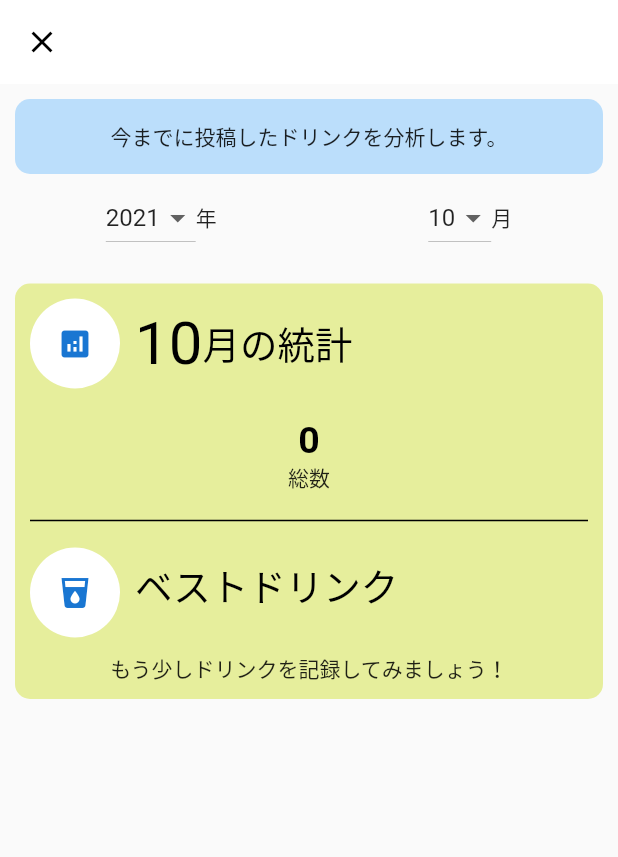
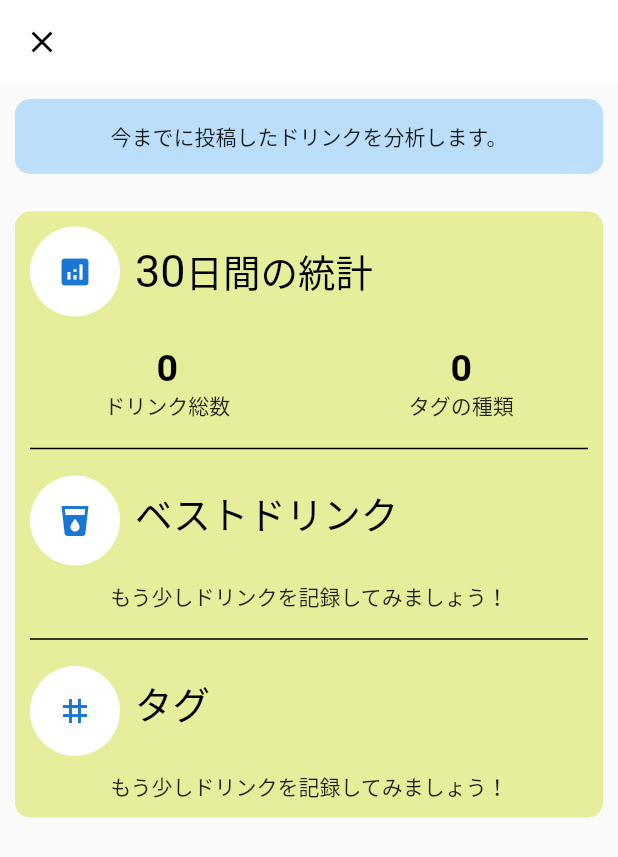
Before and after one commit to y0303noki/DrinkMemo, a Flutter app: the screen it shows after launch, after a tap on the "analytics" icon, on a phone screen of 412 x 824 dp. Shown: the top 857 px of the screen. Run offline on Flutter 3.47's test engine with Material 2 defaults, Android fonts, the phone set to English and light mode, and no system bars; drawn by our look-alikes of flutter_easyloading; our stand-ins replace cloud_firestore, firebase_auth, firebase_core, firebase_storage, flutter_typeahead, image_picker; accounts and stored records are empty; network calls fail.

Commit message:
アナリティクス画面修正

```diff
--- a/lib/const/common_style.dart
+++ b/lib/const/common_style.dart
@@ -3,4 +3,5 @@ import 'package:flutter/material.dart';
 class CommonStyle {
   static final HOME_CAFE_COLOR = (Colors.red[200])!;
   static final SHOP_CAFE_COLOR = (Colors.lightGreen[200])!;
+  static final TAG_COLOR = (Colors.purple[100])!;
 }
--- a/lib/database/coffee_firebase.dart
+++ b/lib/database/coffee_firebase.dart
@@ -406,6 +406,60 @@ class CoffeeFirebase {
     }
   }
 
+  Future<List<CoffeeModel>> fetchCoffeeDatas30Days() async {
+    // ユーザーID
+    DateTime now = DateTime.now();
+    DateTime before30Days = now.add(
+      const Duration(days: -30),
+    );
+    String userId = 'debugUserId_${now.toUtc()}';
+    final UserProvider _userProvider = UserProvider();
+    if (_userProvider.user != null && _userProvider.user!.uid != '') {
+      userId = _userProvider.user!.uid;
+    } else {
+      print('userId取得失敗');
+    }
+    try {
+      final QuerySnapshot snapshots = await _firestore
+          .collection(coffeeCards)
+          .where('userId', isEqualTo: userId)
+          .where(
+            'coffeeAt',
+            isLessThanOrEqualTo: DateTime(now.year, now.month, now.day),
+            isGreaterThanOrEqualTo: DateTime(
+                before30Days.year, before30Days.month, before30Days.day),
+          )
+          // .orderBy('updatedAt', descending: true)
+          .limit(50)
+          .get();
+
+      final coffeeAllDatas = snapshots.docs
+          .map(
+            (doc) => CoffeeModel(
+              id: doc.data()['id'] ?? '',
+              name: doc.data()['name'] ?? '',
+              favorite: doc.data()['favorite'] ?? false,
+              cafeType: doc.data()['cafeType'] ?? 0,
+              shopName: doc.data()['shopName'] ?? '',
+              brandName: doc.data()['brandName'] ?? '',
+              isIce: doc.data()['isIce'] ?? false,
+              countDrink: doc.data()['countDrink'] ?? 1,
+              tagId: doc.data()['tagId'] ?? '',
+              memo: doc.data()['memo'] ?? '',
+              imageId: doc.data()['imageId'] ?? '',
+              coffeeAt: doc.data()['coffeeAt'].toDate(),
+              createdAt: doc.data()['createdAt'].toDate(),
+              updatedAt: doc.data()['updatedAt'].toDate(),
+            ),
+          )
+          .toList();
+      return coffeeAllDatas;
+    } catch (e) {
+      print(e);
+      return [];
+    }
+  }
+
   // お気に入りを変更
   Future<void> updateFavorite(String docId, bool isFavorite) async {
     // ドキュメント更新
--- a/lib/database/drink_tag_firebase.dart
+++ b/lib/database/drink_tag_firebase.dart
@@ -98,6 +98,50 @@ class DrinkTagFirebase {
     return coffeeImageAllDatas;
   }
 
+  // 複数のtagIdで取得
+  Future<List<DrinkTagModel>> fetchDrinkTagDatasByTagIdList(
+      List<String> tagIdList) async {
+    if (tagIdList.isEmpty) {
+      return [];
+    }
+    DateTime now = DateTime.now();
+    // ユーザーID
+    String userId = 'debugUserId_${now.toUtc()}';
+    final UserProvider _userProvider = UserProvider();
+    if (_userProvider.user != null && _userProvider.user!.uid != '') {
+      userId = _userProvider.user!.uid;
+    } else {
+      print('userId取得失敗');
+    }
+
+    final QuerySnapshot snapshots = await _firestore
+        .collection(drinkTags)
+        .where('tagId', whereIn: tagIdList)
+        .where('userId', isEqualTo: userId)
+        .orderBy('updatedAt', descending: true)
+        .limit(50)
+        .get();
+
+    if (snapshots.docs.isNotEmpty) {
+      print(snapshots.docs.first.id);
+    }
+
+    final coffeeImageAllDatas = snapshots.docs
+        .map(
+          (doc) => DrinkTagModel(
+            id: doc.data()['id'] ?? '',
+            userId: doc.data()['userId'] ?? '',
+            tagId: doc.data()['tagId'] ?? '',
+            tagName: doc.data()['tagName'] ?? '',
+            isDeleted: doc.data()['isDeleted'] ?? false,
+            createdAt: doc.data()['createdAt'].toDate(),
+            updatedAt: doc.data()['updatedAt'].toDate(),
+          ),
+        )
+        .toList();
+    return coffeeImageAllDatas;
+  }
+
   Future<List<DrinkTagModel>> fetchDrinkTagDatasByTagName(
       String tagName) async {
     DateTime now = DateTime.now();
--- a/lib/pages/analyticsPage/analytics_page.dart
+++ b/lib/pages/analyticsPage/analytics_page.dart
@@ -1,3 +1,4 @@
+import 'package:coffee_project2/const/common_style.dart';
 import 'package:coffee_project2/pages/settingPage/developer_page.dart';
 import 'package:coffee_project2/providers/analytics/analytics_provider.dart';
 import 'package:coffee_project2/providers/bottom_navigation/bottom_navigation_provider.dart';
@@ -8,31 +9,12 @@ import 'package:provider/provider.dart';
 import 'package:flutter/material.dart';
 
 class AnalyticsPage extends StatelessWidget {
-  List<String> _yearList = [];
-  List<String> _monthList = [];
-
-  init() {
-    print('init');
-    DateTime now = DateTime.now();
-    int year = now.year;
-    for (int index = 0; index < 2; index++) {
-      int temp = year - index;
-      _yearList.add(temp.toString());
-    }
-
-    int month = now.month;
-    for (int index = 1; index <= 12; index++) {
-      _monthList.add(index.toString());
-    }
-  }
-
   @override
   Widget build(BuildContext context) {
     final AnalyticsProvider analyticsDatas =
         Provider.of<AnalyticsProvider>(context, listen: false);
     final Size size = MediaQuery.of(context).size;
 
-    init();
     analyticsDatas.init(null);
 
     // 各項目
@@ -62,7 +44,7 @@ class AnalyticsPage extends StatelessWidget {
     Widget _topCoffeeItem(AnalyticsProvider model) {
       if (model.topCoffeeName != '' && model.topCoffeeCount > 0) {
         String description =
-            '${model.selectedMonth.toString()}月は${model.topCoffeeName}を${model.topCoffeeCount}杯飲みました';
+            '最近は${model.topCoffeeName}を${model.topCoffeeCount}杯飲みました';
         return Container(
           child: Column(
             children: [
@@ -76,6 +58,127 @@ class AnalyticsPage extends StatelessWidget {
                 ),
               ),
               Text(description),
+            ],
+          ),
+          margin: const EdgeInsets.fromLTRB(10, 10, 10, 10),
+        );
+      } else {
+        // 条件に合うデータがない場合
+        return Container(
+          margin: const EdgeInsets.fromLTRB(10, 10, 10, 10),
+          child: Text('もう少しドリンクを記録してみましょう！'),
+        );
+      }
+    }
+
+    Widget _topTagName(AnalyticsProvider model) {
+      List<Map<String, Object>> _tagRank = model.tagRank;
+      if (_tagRank.isNotEmpty) {
+        final String firstTagName = _tagRank.first['name'] as String;
+        final int firstTagCount = _tagRank.first['count'] as int;
+
+        final String secondTagName =
+            _tagRank.length > 1 ? _tagRank[1]['name'] as String : '';
+        final int secondTagCount =
+            _tagRank.length > 1 ? _tagRank[1]['count'] as int : -1;
+
+        final String thirdTagName =
+            _tagRank.length > 2 ? _tagRank[2]['name'] as String : '';
+        final int thirdTagCount =
+            _tagRank.length > 2 ? _tagRank[2]['count'] as int : -1;
+
+        return Container(
+          child: Column(
+            children: [
+              Row(
+                mainAxisAlignment: MainAxisAlignment.spaceBetween,
+                children: [
+                  Container(
+                    margin: const EdgeInsets.fromLTRB(30, 0, 0, 0),
+                    padding: const EdgeInsets.fromLTRB(10, 5, 10, 5),
+                    decoration: BoxDecoration(
+                      color: CommonStyle.TAG_COLOR,
+                      border: Border.all(
+                        color: CommonStyle.TAG_COLOR,
+                      ),
+                      borderRadius: BorderRadius.circular(50),
+                    ),
+                    child: Text(
+                      '#$firstTagName',
+                      style: const TextStyle(
+                        fontSize: 25,
+                        // fontWeight: FontWeight.bold,
+                        color: Colors.black,
+                      ),
+                    ),
+                  ),
+                  Container(
+                    margin: const EdgeInsets.fromLTRB(0, 0, 30, 0),
+                    child: Text('${firstTagCount.toString()}回'),
+                  ),
+                ],
+              ),
+              secondTagName.isNotEmpty
+                  ? Row(
+                      mainAxisAlignment: MainAxisAlignment.spaceBetween,
+                      children: [
+                        Container(
+                          margin: const EdgeInsets.fromLTRB(30, 5, 0, 0),
+                          padding: const EdgeInsets.fromLTRB(10, 5, 10, 5),
+                          decoration: BoxDecoration(
+                            color: CommonStyle.TAG_COLOR,
+                            border: Border.all(
+                              color: CommonStyle.TAG_COLOR,
+                            ),
+                            borderRadius: BorderRadius.circular(50),
+                          ),
+                          child: Text(
+                            '#$secondTagName',
+                            style: const TextStyle(
+                              fontSize: 20,
+                              // fontWeight: FontWeight.bold,
+                              color: Colors.black,
+                            ),
+                          ),
+                        ),
+                        Container(
+                          margin: const EdgeInsets.fromLTRB(0, 0, 30, 0),
+                          child: Text('${secondTagCount.toString()}回'),
+                        ),
+                      ],
+                    )
+                  : Container(),
+              thirdTagName.isNotEmpty
+                  ? Row(
+                      mainAxisAlignment: MainAxisAlignment.spaceBetween,
+                      children: [
+                        Container(
+                          margin: const EdgeInsets.fromLTRB(30, 5, 0, 0),
+                          padding: const EdgeInsets.fromLTRB(10, 5, 10, 5),
+                          decoration: BoxDecoration(
+                            color: CommonStyle.TAG_COLOR,
+                            border: Border.all(
+                              color: CommonStyle.TAG_COLOR,
+                            ),
+                            borderRadius: BorderRadius.circular(50),
+                          ),
+                          child: Text(
+                            '#$thirdTagName',
+                            style: const TextStyle(
+                              fontSize: 18,
+                              // fontWeight: FontWeight.bold,
+                              color: Colors.black,
+                            ),
+                          ),
+                        ),
+                        Container(
+                          margin: const EdgeInsets.fromLTRB(0, 5, 30, 0),
+                          child: Text('${thirdTagCount.toString()}回'),
+                        ),
+                      ],
+                    )
+                  : Container(),
+              // Text(description),
             ],
           ),
           margin: const EdgeInsets.fromLTRB(10, 10, 10, 10),
@@ -111,7 +214,8 @@ class AnalyticsPage extends StatelessWidget {
           backgroundColor: Colors.white,
         ),
         body: Consumer<AnalyticsProvider>(builder: (ctx, model, _) {
-          return Column(
+          return SingleChildScrollView(
+            child: Column(
               children: [
                 Container(
                   padding: const EdgeInsets.fromLTRB(10, 10, 10, 10),
@@ -125,67 +229,6 @@ class AnalyticsPage extends StatelessWidget {
                     borderRadius: BorderRadius.circular(10),
                   ),
                   child: Center(child: Text('今までに投稿したドリンクを分析します。')),
-              ),
-              Row(
-                mainAxisAlignment: MainAxisAlignment.spaceAround,
-                children: [
-                  Row(
-                    children: [
-                      Container(
-                        child: DropdownButton<String>(
-                          value: model.selectedYear.toString(),
-                          onChanged: (String? selectYear) {
-                            if (selectYear == null) {
-                              return;
-                            }
-                            model.setSelectedYear(int.parse(selectYear));
-                            DateTime now = DateTime.now();
-                            model.init(
-                                DateTime(int.parse(selectYear), now.month, 1));
-                          },
-                          items: _yearList
-                              .map<DropdownMenuItem<String>>((String value) {
-                            return DropdownMenuItem<String>(
-                              value: value,
-                              child: Text(value),
-                            );
-                          }).toList(),
-                        ),
-                      ),
-                      Container(
-                        child: Text('年'),
-                      )
-                    ],
-                  ),
-                  Row(
-                    children: [
-                      Container(
-                        child: DropdownButton<String>(
-                          value: model.selectedMonth.toString(),
-                          onChanged: (String? selectedMonth) {
-                            if (selectedMonth == null) {
-                              return;
-                            }
-                            model.setSelectedMonth(int.parse(selectedMonth));
-                            DateTime now = DateTime.now();
-                            model.init(DateTime(
-                                now.year, int.parse(selectedMonth), 1));
-                          },
-                          items: _monthList
-                              .map<DropdownMenuItem<String>>((String value) {
-                            return DropdownMenuItem<String>(
-                              value: value,
-                              child: Text(value),
-                            );
-                          }).toList(),
-                        ),
-                      ),
-                      Container(
-                        child: Text('月'),
-                      )
-                    ],
-                  ),
-                ],
                 ),
                 Container(
                   // height: 400,
@@ -219,15 +262,15 @@ class AnalyticsPage extends StatelessWidget {
                               child: Icon(Icons.analytics),
                             ),
                           ),
-                        Text(
-                          model.selectedMonth.toString(),
-                          style: const TextStyle(
-                            fontSize: 40,
+                          const Text(
+                            '30',
+                            style: TextStyle(
+                              fontSize: 30,
                               color: Colors.black,
                             ),
                           ),
                           const Text(
-                          '月の統計',
+                            '日間の統計',
                             style: TextStyle(
                               fontSize: 25,
                               color: Colors.black,
@@ -239,7 +282,8 @@ class AnalyticsPage extends StatelessWidget {
                         mainAxisAlignment: MainAxisAlignment.spaceAround,
                         children: [
                           // _item(100, '合計'),
-                        _item(model.drinkCountThisMonth, '総数'),
+                          _item(model.drinkCountThisMonth, 'ドリンク総数'),
+                          _item(model.tagRank.length, 'タグの種類'),
                           // _item(model.shopCount, 'おみせ'),
                         ],
                       ),
@@ -273,10 +317,38 @@ class AnalyticsPage extends StatelessWidget {
                       _topCoffeeItem(model),
                       // _defaultItem('キリマンジャロ', '最も多いブランド'),
                       // _defaultItem('スタバ', '最も多いカフェ'),
+                      Container(
+                        margin: const EdgeInsets.fromLTRB(10, 0, 10, 0),
+                        child: const Divider(
+                          color: Colors.black,
+                          thickness: 1.0,
+                        ),
+                      ),
+                      Row(
+                        children: [
+                          Container(
+                            margin: const EdgeInsets.fromLTRB(10, 10, 10, 0),
+                            child: const CircleAvatar(
+                              backgroundColor: Colors.white,
+                              radius: 30,
+                              child: Icon(Icons.tag),
+                            ),
+                          ),
+                          const Text(
+                            'タグ',
+                            style: TextStyle(
+                              fontSize: 25,
+                              color: Colors.black,
+                            ),
+                          ),
+                        ],
+                      ),
+                      _topTagName(model),
                     ],
                   ),
                 ),
               ],
+            ),
           );
         }),
       ),
--- a/lib/providers/analytics/analytics_provider.dart
+++ b/lib/providers/analytics/analytics_provider.dart
@@ -3,28 +3,22 @@ import 'dart:collection';
 import 'package:coffee_project2/const/cafe_type.dart';
 import 'package:coffee_project2/database/coffee_firebase.dart';
 import 'package:coffee_project2/database/coffee_image_firebase.dart';
+import 'package:coffee_project2/database/drink_tag_firebase.dart';
 import 'package:coffee_project2/database/shop_or_bean_firebase.dart';
 import 'package:coffee_project2/model/album_model.dart';
 import 'package:coffee_project2/model/coffee_image_model.dart';
 import 'package:coffee_project2/model/coffee_model.dart';
+import 'package:coffee_project2/model/drink_tag_model.dart';
 import 'package:coffee_project2/model/shop_or_bean_model.dart';
 import 'package:coffee_project2/providers/coffee/coffee_list_provider.dart';
 import 'package:flutter/material.dart';
 
 class AnalyticsProvider extends ChangeNotifier {
   CoffeeFirebase _coffeeDb = CoffeeFirebase();
+  DrinkTagFirebase _drinkTagDb = DrinkTagFirebase();
 
-  int _selectedYear = -1;
-  get selectedYear => _selectedYear;
-
-  int _selectedMonth = -1;
-  get selectedMonth => _selectedMonth;
-
-  int _shopCount = 0;
-  get shopCount => _shopCount;
-
-  int _homeCount = 0;
-  get homeCount => _homeCount;
+  List<Map<String, Object>> _tagRank = [];
+  List<Map<String, Object>> get tagRank => _tagRank;
 
   // 今月のドリンク数
   int _drinkCountThisMonth = 0;
@@ -36,46 +30,20 @@ class AnalyticsProvider extends ChangeNotifier {
   int _topCoffeeCount = 0;
   get topCoffeeCount => _topCoffeeCount;
 
-  String _topShopName = '';
-  get topShopName => _topShopName;
-
-  void setSelectedMonth(int _month) {
-    _selectedMonth = _month;
-    notifyListeners();
-  }
-
-  void setSelectedYear(int _year) {
-    _selectedYear = _year;
-    notifyListeners();
-  }
-
   // 全て
   List<CoffeeModel> _coffeeModels = [];
   List<CoffeeModel> get coffeeModels => _coffeeModels;
 
   Future init(DateTime? searchAt) async {
-    _homeCount = 0;
-    _shopCount = 0;
     _topCoffeeName = '';
-    _topShopName = '';
     _topCoffeeCount = 0;
 
     DateTime now = DateTime.now();
-    if (searchAt == null) {
-      // 初期値は現在の月
-      _selectedMonth = now.month;
-      _selectedYear = now.year;
-    } else {
-      _selectedMonth = searchAt.month;
-      _selectedYear = searchAt.year;
-    }
+    // ドリンクの合計
 
-    // コーヒーの合計
-
-    DateTime startAt = DateTime(_selectedYear, _selectedMonth, 1);
-    DateTime endAt = DateTime(_selectedYear, _selectedMonth, 31);
-    _coffeeModels = await _coffeeDb.fetchCoffeeDatasByAt(startAt, endAt);
+    _coffeeModels = await _coffeeDb.fetchCoffeeDatas30Days();
     List<String> _coffeeNameList = [];
+    List<String> _tagIdList = [];
 
     // コーヒーランキングを計算
     _coffeeModels.forEach((element) {
@@ -86,56 +54,42 @@ class AnalyticsProvider extends ChangeNotifier {
       } else {
         _coffeeNameList.add(element.name);
       }
+
+      if (element.tagId.isNotEmpty) {
+        _tagIdList.add(element.tagId);
+      }
     });
 
+    List<DrinkTagModel> _tagDatas =
+        await _drinkTagDb.fetchDrinkTagDatasByTagIdList(_tagIdList);
+    List<String> _tagNames = _tagDatas.map((e) => e.tagName).toList();
+
     final Map<String, int> result = _coffeeNameRanking(_coffeeNameList);
+    final Map<String, int> tagResult = _tagNameRanking(_tagNames);
     // 集計が無効
     if (result.isEmpty) {
       debugPrint('2件以上同じコーヒーがないので無効');
       _topCoffeeName = '';
     }
 
-    // 集計処理
-    List<MapEntry<String, int>> mapEntries = result.entries.toList()
-      ..sort((a, b) => b.value.compareTo(a.value));
+    if (tagResult.isEmpty) {
+      debugPrint('2件以上同じタグがないので無効');
+    }
 
-    result
-      ..clear()
-      ..addEntries(mapEntries);
-    // objectをlistにして先頭を取得する
     List<String> _list = result.keys.toList();
 
-    if (_list.isNotEmpty) {
-      _topCoffeeName = _list.first;
-      _topCoffeeCount = result[_topCoffeeName] as int;
+    List<Map<String, Object>> drinkRankingData = _createRank(result);
+    if (drinkRankingData.isNotEmpty) {
+      Map<String, Object> topDrink = drinkRankingData.first;
+      _topCoffeeName = topDrink['name'] as String;
+      _topCoffeeCount = topDrink['count'] as int;
     }
+
+    List<Map<String, Object>> tagRankingData = _createRank(tagResult);
+    _tagRank = tagRankingData;
 
     // 今月のドリンク総数
     _drinkCountThisMonth = _coffeeModels.length;
-
-    // ショップリスト
-    List<CoffeeModel> _shopCoffees = _coffeeModels
-        .where((element) => element.cafeType == CafeType.TYPE_SHOP_CAFE)
-        .toList();
-
-    _shopCoffees.forEach(
-      (element) {
-        _shopCount += element.countDrink;
-      },
-    );
-
-    // おうち
-    List<CoffeeModel> _homeCoffees = _coffeeModels
-        .where(
-          (element) => element.cafeType == CafeType.TYPE_HOME_CAFE,
-        )
-        .toList();
-
-    _homeCoffees.forEach(
-      (element) {
-        _homeCount += element.countDrink;
-      },
-    );
 
     // _homeCount = _homeCoffees.length;
     notifyListeners();
@@ -161,4 +115,46 @@ class AnalyticsProvider extends ChangeNotifier {
       return Map<String, int>();
     }
   }
+
+  Map<String, int> _tagNameRanking(List<String> _tagNames) {
+    bool isValid = false;
+    Map<String, int> _result = Map<String, int>();
+
+    for (String name in _tagNames) {
+      String lowerName = name.toLowerCase();
+      if (!_result.containsKey(lowerName)) {
+        _result[lowerName] = 1;
+      } else {
+        isValid = true;
+        _result[lowerName] = _result[lowerName]! + 1;
+      }
+    }
+    if (isValid) {
+      return _result;
+    } else {
+      return Map<String, int>();
+    }
+  }
+
+  // [名前、個数]のマップで上位からリストにする
+  List<Map<String, Object>> _createRank(Map<String, int> data) {
+    // 集計処理
+    List<MapEntry<String, int>> mapEntries = data.entries.toList()
+      ..sort((a, b) => b.value.compareTo(a.value));
+
+    data
+      ..clear()
+      ..addEntries(mapEntries);
+    // objectをlistにして先頭を取得する
+    List<String> _keyList = data.keys.toList();
+    List<int> _valueList = data.values.toList();
+
+    List<Map<String, Object>> result = [];
+    for (int i = 0; i < _keyList.length; i++) {
+      var temp = {'name': _keyList[i], 'count': _valueList[i]};
+      result.add(temp);
+    }
+
+    return result;
+  }
 }
```
Lines whose indentation alone changed are shown as unchanged.
